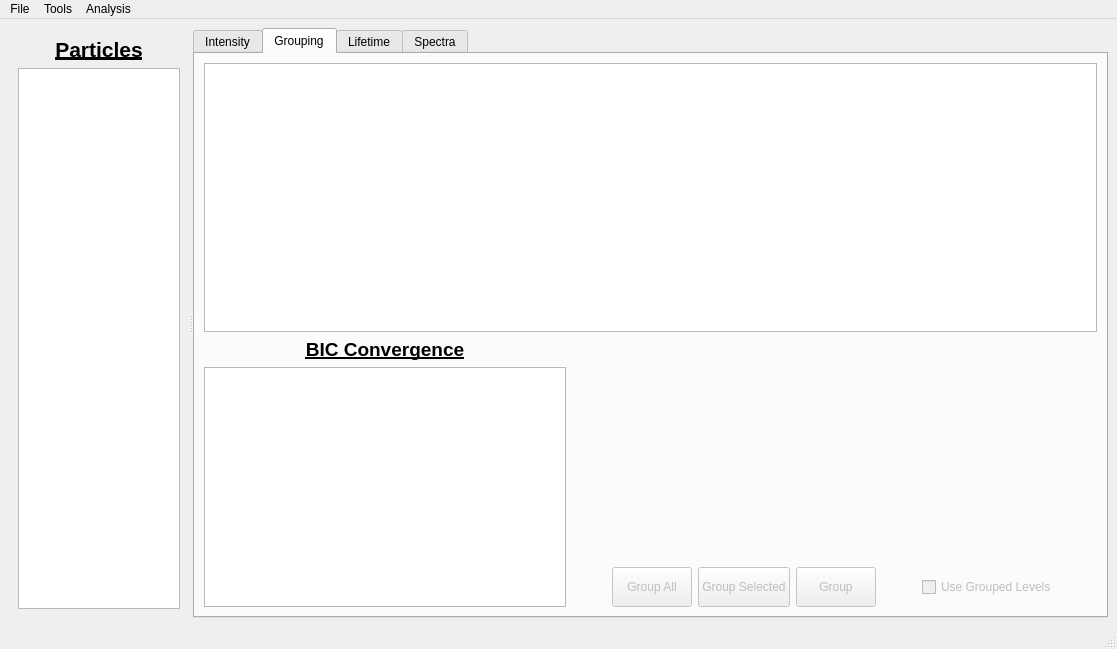
First picture: the form in ui/mainwindow.ui, repository BioPhysicsUP/Full_SMS, before the edit.
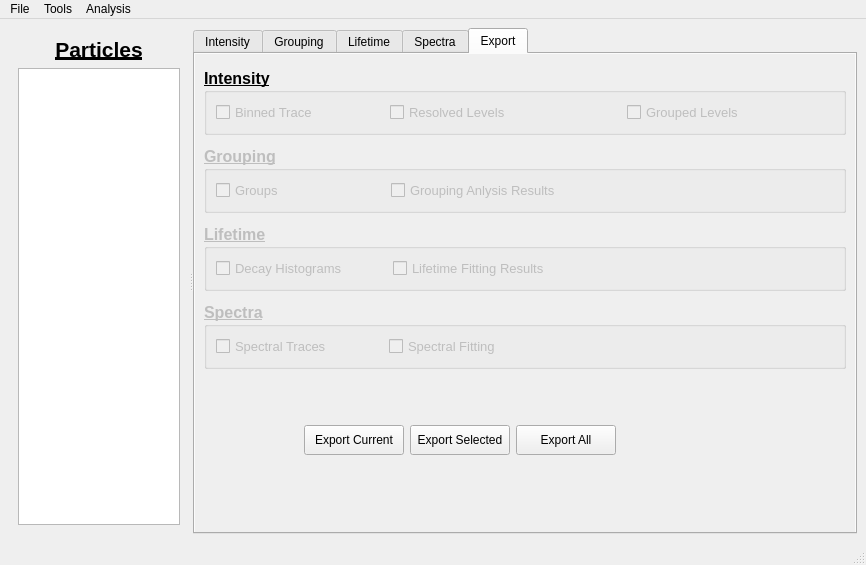
Second picture: the form after the edit. Icons and pictures are not drawn. Custom widgets are drawn as their Qt base class.

What changed in the file:
```diff
--- a/ui/mainwindow.ui
+++ b/ui/mainwindow.ui
@@ -7,8 +7,8 @@
    <rect>
     <x>0</x>
     <y>0</y>
-    <width>1117</width>
-    <height>649</height>
+    <width>866</width>
+    <height>565</height>
    </rect>
   </property>
   <property name="sizePolicy">
@@ -111,6 +111,15 @@
          <verstretch>0</verstretch>
         </sizepolicy>
        </property>
+       <property name="minimumSize">
+        <size>
+         <width>0</width>
+         <height>0</height>
+        </size>
+       </property>
+       <property name="layoutDirection">
+        <enum>Qt::LeftToRight</enum>
+       </property>
        <property name="autoFillBackground">
         <bool>true</bool>
        </property>
@@ -121,7 +130,7 @@
         <enum>QTabWidget::Rounded</enum>
        </property>
        <property name="currentIndex">
-        <number>1</number>
+        <number>4</number>
        </property>
        <property name="iconSize">
         <size>
@@ -162,7 +171,13 @@
          <string>Intensity</string>
         </attribute>
         <layout class="QGridLayout" name="gridLayout">
-         <item row="1" column="0">
+         <property name="topMargin">
+          <number>9</number>
+         </property>
+         <property name="rightMargin">
+          <number>9</number>
+         </property>
+         <item row="3" column="0">
           <widget class="Line" name="line_2">
            <property name="sizePolicy">
             <sizepolicy hsizetype="Expanding" vsizetype="Fixed">
@@ -175,7 +190,7 @@
            </property>
           </widget>
          </item>
-         <item row="3" column="0">
+         <item row="6" column="0">
           <layout class="QHBoxLayout" name="horizontalLayout_2">
            <property name="spacing">
             <number>9</number>
@@ -196,7 +211,7 @@
                <property name="minimumSize">
                 <size>
                  <width>0</width>
-                 <height>40</height>
+                 <height>30</height>
                 </size>
                </property>
                <property name="text">
@@ -286,7 +301,7 @@
                <property name="minimumSize">
                 <size>
                  <width>0</width>
-                 <height>40</height>
+                 <height>30</height>
                 </size>
                </property>
                <property name="text">
@@ -332,7 +347,7 @@
                <property name="minimumSize">
                 <size>
                  <width>0</width>
-                 <height>40</height>
+                 <height>30</height>
                 </size>
                </property>
                <property name="text">
@@ -361,7 +376,7 @@
                <property name="minimumSize">
                 <size>
                  <width>0</width>
-                 <height>40</height>
+                 <height>30</height>
                 </size>
                </property>
                <property name="text">
@@ -416,7 +431,7 @@
                <property name="minimumSize">
                 <size>
                  <width>0</width>
-                 <height>40</height>
+                 <height>30</height>
                 </size>
                </property>
                <property name="text">
@@ -424,7 +439,7 @@
                </property>
                <property name="icon">
                 <iconset>
-                 <normaloff>../icons/013-management-selected.png</normaloff>../icons/013-management-selected.png</iconset>
+                 <normaloff>../icons/Old/013-management-selected.png</normaloff>../icons/Old/013-management-selected.png</iconset>
                </property>
                <property name="iconSize">
                 <size>
@@ -439,11 +454,59 @@
           </layout>
          </item>
          <item row="0" column="0">
-          <widget class="PlotWidget" name="pgIntensity">
-           <property name="renderHints">
-            <set>QPainter::HighQualityAntialiasing|QPainter::TextAntialiasing</set>
-           </property>
-          </widget>
+          <layout class="QGridLayout" name="gridLayout_5">
+           <item row="1" column="0">
+            <widget class="PlotWidget" name="pgIntensity">
+             <property name="autoFillBackground">
+              <bool>false</bool>
+             </property>
+             <property name="frameShape">
+              <enum>QFrame::NoFrame</enum>
+             </property>
+             <property name="frameShadow">
+              <enum>QFrame::Sunken</enum>
+             </property>
+             <property name="lineWidth">
+              <number>1</number>
+             </property>
+             <property name="renderHints">
+              <set>QPainter::HighQualityAntialiasing|QPainter::TextAntialiasing</set>
+             </property>
+            </widget>
+           </item>
+           <item row="1" column="1">
+            <spacer name="horizontalSpacer_10">
+             <property name="orientation">
+              <enum>Qt::Horizontal</enum>
+             </property>
+             <property name="sizeType">
+              <enum>QSizePolicy::Fixed</enum>
+             </property>
+             <property name="sizeHint" stdset="0">
+              <size>
+               <width>5</width>
+               <height>20</height>
+              </size>
+             </property>
+            </spacer>
+           </item>
+           <item row="0" column="0">
+            <spacer name="verticalSpacer_3">
+             <property name="orientation">
+              <enum>Qt::Vertical</enum>
+             </property>
+             <property name="sizeType">
+              <enum>QSizePolicy::Fixed</enum>
+             </property>
+             <property name="sizeHint" stdset="0">
+              <size>
+               <width>20</width>
+               <height>5</height>
+              </size>
+             </property>
+            </spacer>
+           </item>
+          </layout>
          </item>
         </layout>
        </widget>
@@ -451,6 +514,9 @@
         <property name="enabled">
          <bool>true</bool>
         </property>
+        <property name="autoFillBackground">
+         <bool>true</bool>
+        </property>
         <attribute name="title">
          <string>Grouping</string>
         </attribute>
@@ -529,7 +595,7 @@
                  <property name="minimumSize">
                   <size>
                    <width>0</width>
-                   <height>40</height>
+                   <height>30</height>
                   </size>
                  </property>
                  <property name="text">
@@ -557,7 +623,7 @@
                  <property name="minimumSize">
                   <size>
                    <width>0</width>
-                   <height>40</height>
+                   <height>30</height>
                   </size>
                  </property>
                  <property name="text">
@@ -585,7 +651,7 @@
                  <property name="minimumSize">
                   <size>
                    <width>0</width>
-                   <height>40</height>
+                   <height>30</height>
                   </size>
                  </property>
                  <property name="text">
@@ -796,7 +862,7 @@
              <property name="minimumSize">
               <size>
                <width>0</width>
-               <height>40</height>
+               <height>30</height>
               </size>
              </property>
              <property name="text">
@@ -841,7 +907,7 @@
              <property name="minimumSize">
               <size>
                <width>0</width>
-               <height>40</height>
+               <height>30</height>
               </size>
              </property>
              <property name="text">
@@ -886,7 +952,7 @@
              <property name="minimumSize">
               <size>
                <width>0</width>
-               <height>40</height>
+               <height>30</height>
               </size>
              </property>
              <property name="text">
@@ -915,7 +981,7 @@
              <property name="minimumSize">
               <size>
                <width>0</width>
-               <height>40</height>
+               <height>30</height>
               </size>
              </property>
              <property name="text">
@@ -944,7 +1010,7 @@
              <property name="minimumSize">
               <size>
                <width>0</width>
-               <height>40</height>
+               <height>30</height>
               </size>
              </property>
              <property name="text">
@@ -1059,7 +1125,7 @@
              <property name="minimumSize">
               <size>
                <width>0</width>
-               <height>40</height>
+               <height>30</height>
               </size>
              </property>
              <property name="text">
@@ -1172,6 +1238,576 @@
          </item>
         </layout>
        </widget>
+       <widget class="QWidget" name="tabExport">
+        <property name="minimumSize">
+         <size>
+          <width>0</width>
+          <height>0</height>
+         </size>
+        </property>
+        <property name="autoFillBackground">
+         <bool>true</bool>
+        </property>
+        <attribute name="title">
+         <string>Export</string>
+        </attribute>
+        <layout class="QGridLayout" name="gridLayout_12">
+         <item row="0" column="0">
+          <layout class="QVBoxLayout" name="verticalLayout_5">
+           <item>
+            <layout class="QVBoxLayout" name="verticalLayout_6">
+             <item>
+              <spacer name="verticalSpacer_8">
+               <property name="orientation">
+                <enum>Qt::Vertical</enum>
+               </property>
+               <property name="sizeType">
+                <enum>QSizePolicy::Fixed</enum>
+               </property>
+               <property name="sizeHint" stdset="0">
+                <size>
+                 <width>20</width>
+                 <height>5</height>
+                </size>
+               </property>
+              </spacer>
+             </item>
+             <item>
+              <widget class="QGroupBox" name="gbxExport_Int">
+               <property name="font">
+                <font>
+                 <pointsize>12</pointsize>
+                 <weight>75</weight>
+                 <bold>true</bold>
+                 <underline>true</underline>
+                 <strikeout>false</strikeout>
+                </font>
+               </property>
+               <property name="title">
+                <string>Intensity</string>
+               </property>
+               <property name="flat">
+                <bool>false</bool>
+               </property>
+               <layout class="QGridLayout" name="gridLayout_8">
+                <item row="1" column="5">
+                 <spacer name="horizontalSpacer_16">
+                  <property name="orientation">
+                   <enum>Qt::Horizontal</enum>
+                  </property>
+                  <property name="sizeHint" stdset="0">
+                   <size>
+                    <width>40</width>
+                    <height>20</height>
+                   </size>
+                  </property>
+                 </spacer>
+                </item>
+                <item row="1" column="1">
+                 <spacer name="horizontalSpacer_17">
+                  <property name="orientation">
+                   <enum>Qt::Horizontal</enum>
+                  </property>
+                  <property name="sizeType">
+                   <enum>QSizePolicy::Fixed</enum>
+                  </property>
+                  <property name="sizeHint" stdset="0">
+                   <size>
+                    <width>66</width>
+                    <height>20</height>
+                   </size>
+                  </property>
+                 </spacer>
+                </item>
+                <item row="1" column="4">
+                 <widget class="QCheckBox" name="checkBox_9">
+                  <property name="enabled">
+                   <bool>false</bool>
+                  </property>
+                  <property name="font">
+                   <font>
+                    <pointsize>10</pointsize>
+                    <weight>50</weight>
+                    <bold>false</bold>
+                    <underline>false</underline>
+                   </font>
+                  </property>
+                  <property name="text">
+                   <string>Grouped Levels</string>
+                  </property>
+                 </widget>
+                </item>
+                <item row="1" column="2">
+                 <widget class="QCheckBox" name="chbEx_Levels">
+                  <property name="enabled">
+                   <bool>false</bool>
+                  </property>
+                  <property name="font">
+                   <font>
+                    <pointsize>10</pointsize>
+                    <weight>50</weight>
+                    <bold>false</bold>
+                    <underline>false</underline>
+                   </font>
+                  </property>
+                  <property name="text">
+                   <string>Resolved Levels</string>
+                  </property>
+                 </widget>
+                </item>
+                <item row="1" column="0">
+                 <widget class="QCheckBox" name="chbEx_Trace">
+                  <property name="enabled">
+                   <bool>false</bool>
+                  </property>
+                  <property name="font">
+                   <font>
+                    <pointsize>10</pointsize>
+                    <weight>50</weight>
+                    <bold>false</bold>
+                    <underline>false</underline>
+                   </font>
+                  </property>
+                  <property name="text">
+                   <string>Binned Trace</string>
+                  </property>
+                 </widget>
+                </item>
+                <item row="1" column="3">
+                 <spacer name="horizontalSpacer_15">
+                  <property name="orientation">
+                   <enum>Qt::Horizontal</enum>
+                  </property>
+                  <property name="sizeType">
+                   <enum>QSizePolicy::Fixed</enum>
+                  </property>
+                  <property name="sizeHint" stdset="0">
+                   <size>
+                    <width>110</width>
+                    <height>20</height>
+                   </size>
+                  </property>
+                 </spacer>
+                </item>
+               </layout>
+              </widget>
+             </item>
+             <item>
+              <spacer name="verticalSpacer_4">
+               <property name="orientation">
+                <enum>Qt::Vertical</enum>
+               </property>
+               <property name="sizeType">
+                <enum>QSizePolicy::Fixed</enum>
+               </property>
+               <property name="sizeHint" stdset="0">
+                <size>
+                 <width>20</width>
+                 <height>5</height>
+                </size>
+               </property>
+              </spacer>
+             </item>
+             <item>
+              <widget class="QGroupBox" name="gbxExport_Groups">
+               <property name="enabled">
+                <bool>false</bool>
+               </property>
+               <property name="font">
+                <font>
+                 <pointsize>12</pointsize>
+                 <weight>75</weight>
+                 <bold>true</bold>
+                 <underline>true</underline>
+                </font>
+               </property>
+               <property name="title">
+                <string>Grouping</string>
+               </property>
+               <layout class="QGridLayout" name="gridLayout_9">
+                <item row="0" column="1">
+                 <spacer name="horizontalSpacer_18">
+                  <property name="orientation">
+                   <enum>Qt::Horizontal</enum>
+                  </property>
+                  <property name="sizeType">
+                   <enum>QSizePolicy::Fixed</enum>
+                  </property>
+                  <property name="sizeHint" stdset="0">
+                   <size>
+                    <width>101</width>
+                    <height>20</height>
+                   </size>
+                  </property>
+                 </spacer>
+                </item>
+                <item row="0" column="3">
+                 <spacer name="horizontalSpacer_19">
+                  <property name="orientation">
+                   <enum>Qt::Horizontal</enum>
+                  </property>
+                  <property name="sizeHint" stdset="0">
+                   <size>
+                    <width>40</width>
+                    <height>20</height>
+                   </size>
+                  </property>
+                 </spacer>
+                </item>
+                <item row="0" column="0">
+                 <widget class="QCheckBox" name="checkBox_3">
+                  <property name="font">
+                   <font>
+                    <pointsize>10</pointsize>
+                    <weight>50</weight>
+                    <bold>false</bold>
+                    <underline>false</underline>
+                   </font>
+                  </property>
+                  <property name="text">
+                   <string>Groups</string>
+                  </property>
+                 </widget>
+                </item>
+                <item row="0" column="2">
+                 <widget class="QCheckBox" name="checkBox_4">
+                  <property name="font">
+                   <font>
+                    <pointsize>10</pointsize>
+                    <weight>50</weight>
+                    <bold>false</bold>
+                    <underline>false</underline>
+                   </font>
+                  </property>
+                  <property name="text">
+                   <string>Grouping Anlysis Results</string>
+                  </property>
+                 </widget>
+                </item>
+               </layout>
+              </widget>
+             </item>
+             <item>
+              <spacer name="verticalSpacer_5">
+               <property name="orientation">
+                <enum>Qt::Vertical</enum>
+               </property>
+               <property name="sizeType">
+                <enum>QSizePolicy::Fixed</enum>
+               </property>
+               <property name="sizeHint" stdset="0">
+                <size>
+                 <width>20</width>
+                 <height>5</height>
+                </size>
+               </property>
+              </spacer>
+             </item>
+             <item>
+              <widget class="QGroupBox" name="gbxExport_Lifetimes">
+               <property name="enabled">
+                <bool>false</bool>
+               </property>
+               <property name="font">
+                <font>
+                 <pointsize>12</pointsize>
+                 <weight>75</weight>
+                 <bold>true</bold>
+                 <underline>true</underline>
+                </font>
+               </property>
+               <property name="title">
+                <string>Lifetime</string>
+               </property>
+               <layout class="QGridLayout" name="gridLayout_10">
+                <item row="0" column="1">
+                 <spacer name="horizontalSpacer_20">
+                  <property name="orientation">
+                   <enum>Qt::Horizontal</enum>
+                  </property>
+                  <property name="sizeType">
+                   <enum>QSizePolicy::Fixed</enum>
+                  </property>
+                  <property name="sizeHint" stdset="0">
+                   <size>
+                    <width>39</width>
+                    <height>20</height>
+                   </size>
+                  </property>
+                 </spacer>
+                </item>
+                <item row="0" column="3">
+                 <spacer name="horizontalSpacer_21">
+                  <property name="orientation">
+                   <enum>Qt::Horizontal</enum>
+                  </property>
+                  <property name="sizeHint" stdset="0">
+                   <size>
+                    <width>40</width>
+                    <height>20</height>
+                   </size>
+                  </property>
+                 </spacer>
+                </item>
+                <item row="0" column="0">
+                 <widget class="QCheckBox" name="checkBox_5">
+                  <property name="font">
+                   <font>
+                    <pointsize>10</pointsize>
+                    <weight>50</weight>
+                    <bold>false</bold>
+                    <underline>false</underline>
+                   </font>
+                  </property>
+                  <property name="text">
+                   <string>Decay Histograms</string>
+                  </property>
+                 </widget>
+                </item>
+                <item row="0" column="2">
+                 <widget class="QCheckBox" name="checkBox_6">
+                  <property name="font">
+                   <font>
+                    <pointsize>10</pointsize>
+                    <weight>50</weight>
+                    <bold>false</bold>
+                    <underline>false</underline>
+                   </font>
+                  </property>
+                  <property name="text">
+                   <string>Lifetime Fitting Results</string>
+                  </property>
+                 </widget>
+                </item>
+               </layout>
+              </widget>
+             </item>
+             <item>
+              <spacer name="verticalSpacer_6">
+               <property name="orientation">
+                <enum>Qt::Vertical</enum>
+               </property>
+               <property name="sizeType">
+                <enum>QSizePolicy::Fixed</enum>
+               </property>
+               <property name="sizeHint" stdset="0">
+                <size>
+                 <width>20</width>
+                 <height>5</height>
+                </size>
+               </property>
+              </spacer>
+             </item>
+             <item>
+              <widget class="QGroupBox" name="gbxExport_Spectra">
+               <property name="enabled">
+                <bool>false</bool>
+               </property>
+               <property name="font">
+                <font>
+                 <pointsize>12</pointsize>
+                 <weight>75</weight>
+                 <bold>true</bold>
+                 <underline>true</underline>
+                </font>
+               </property>
+               <property name="title">
+                <string>Spectra</string>
+               </property>
+               <layout class="QGridLayout" name="gridLayout_11">
+                <item row="0" column="1">
+                 <spacer name="horizontalSpacer_22">
+                  <property name="orientation">
+                   <enum>Qt::Horizontal</enum>
+                  </property>
+                  <property name="sizeType">
+                   <enum>QSizePolicy::Fixed</enum>
+                  </property>
+                  <property name="sizeHint" stdset="0">
+                   <size>
+                    <width>51</width>
+                    <height>20</height>
+                   </size>
+                  </property>
+                 </spacer>
+                </item>
+                <item row="0" column="3">
+                 <spacer name="horizontalSpacer_23">
+                  <property name="orientation">
+                   <enum>Qt::Horizontal</enum>
+                  </property>
+                  <property name="sizeHint" stdset="0">
+                   <size>
+                    <width>40</width>
+                    <height>20</height>
+                   </size>
+                  </property>
+                 </spacer>
+                </item>
+                <item row="0" column="0">
+                 <widget class="QCheckBox" name="checkBox_7">
+                  <property name="font">
+                   <font>
+                    <pointsize>10</pointsize>
+                    <weight>50</weight>
+                    <bold>false</bold>
+                    <underline>false</underline>
+                   </font>
+                  </property>
+                  <property name="text">
+                   <string>Spectral Traces</string>
+                  </property>
+                 </widget>
+                </item>
+                <item row="0" column="2">
+                 <widget class="QCheckBox" name="checkBox_8">
+                  <property name="font">
+                   <font>
+                    <pointsize>10</pointsize>
+                    <weight>50</weight>
+                    <bold>false</bold>
+                    <underline>false</underline>
+                   </font>
+                  </property>
+                  <property name="text">
+                   <string>Spectral Fitting</string>
+                  </property>
+                 </widget>
+                </item>
+               </layout>
+              </widget>
+             </item>
+            </layout>
+           </item>
+           <item>
+            <spacer name="verticalSpacer_7">
+             <property name="orientation">
+              <enum>Qt::Vertical</enum>
+             </property>
+             <property name="sizeType">
+              <enum>QSizePolicy::Fixed</enum>
+             </property>
+             <property name="sizeHint" stdset="0">
+              <size>
+               <width>20</width>
+               <height>50</height>
+              </size>
+             </property>
+            </spacer>
+           </item>
+           <item>
+            <layout class="QHBoxLayout" name="horizontalLayout_8">
+             <property name="sizeConstraint">
+              <enum>QLayout::SetDefaultConstraint</enum>
+             </property>
+             <item>
+              <spacer name="horizontalSpacer_14">
+               <property name="orientation">
+                <enum>Qt::Horizontal</enum>
+               </property>
+               <property name="sizeType">
+                <enum>QSizePolicy::Preferred</enum>
+               </property>
+               <property name="sizeHint" stdset="0">
+                <size>
+                 <width>100</width>
+                 <height>20</height>
+                </size>
+               </property>
+              </spacer>
+             </item>
+             <item>
+              <widget class="QPushButton" name="btnEx_Current">
+               <property name="minimumSize">
+                <size>
+                 <width>100</width>
+                 <height>30</height>
+                </size>
+               </property>
+               <property name="maximumSize">
+                <size>
+                 <width>16777215</width>
+                 <height>40</height>
+                </size>
+               </property>
+               <property name="text">
+                <string>Export Current</string>
+               </property>
+              </widget>
+             </item>
+             <item>
+              <widget class="QPushButton" name="btnEx_Selected">
+               <property name="minimumSize">
+                <size>
+                 <width>100</width>
+                 <height>30</height>
+                </size>
+               </property>
+               <property name="maximumSize">
+                <size>
+                 <width>16777215</width>
+                 <height>40</height>
+                </size>
+               </property>
+               <property name="text">
+                <string>Export Selected</string>
+               </property>
+              </widget>
+             </item>
+             <item>
+              <widget class="QPushButton" name="btnEx_All">
+               <property name="minimumSize">
+                <size>
+                 <width>100</width>
+                 <height>30</height>
+                </size>
+               </property>
+               <property name="maximumSize">
+                <size>
+                 <width>16777215</width>
+                 <height>40</height>
+                </size>
+               </property>
+               <property name="text">
+                <string>Export All</string>
+               </property>
+              </widget>
+             </item>
+             <item>
+              <spacer name="horizontalSpacer_24">
+               <property name="orientation">
+                <enum>Qt::Horizontal</enum>
+               </property>
+               <property name="sizeHint" stdset="0">
+                <size>
+                 <width>40</width>
+                 <height>20</height>
+                </size>
+               </property>
+              </spacer>
+             </item>
+            </layout>
+           </item>
+           <item>
+            <spacer name="verticalSpacer_9">
+             <property name="orientation">
+              <enum>Qt::Vertical</enum>
+             </property>
+             <property name="sizeType">
+              <enum>QSizePolicy::Expanding</enum>
+             </property>
+             <property name="sizeHint" stdset="0">
+              <size>
+               <width>20</width>
+               <height>40</height>
+              </size>
+             </property>
+            </spacer>
+           </item>
+          </layout>
+         </item>
+        </layout>
+       </widget>
       </widget>
      </widget>
     </item>
@@ -1182,7 +1818,7 @@
     <rect>
      <x>0</x>
      <y>0</y>
-     <width>1117</width>
+     <width>866</width>
      <height>21</height>
     </rect>
    </property>
@@ -1276,6 +1912,28 @@
     <string>Selected</string>
    </property>
   </action>
+  <action name="actionTraces">
+   <property name="checkable">
+    <bool>true</bool>
+   </property>
+   <property name="checked">
+    <bool>true</bool>
+   </property>
+   <property name="text">
+    <string>Traces</string>
+   </property>
+   <property name="priority">
+    <enum>QAction::HighPriority</enum>
+   </property>
+  </action>
+  <action name="actionLevels">
+   <property name="checkable">
+    <bool>true</bool>
+   </property>
+   <property name="text">
+    <string>Levels</string>
+   </property>
+  </action>
  </widget>
  <layoutdefault spacing="6" margin="9"/>
  <customwidgets>
```
